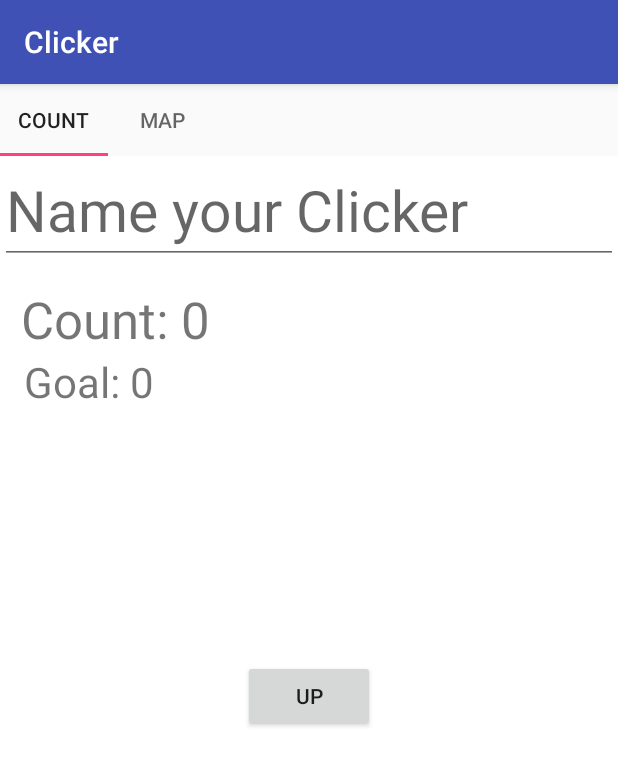
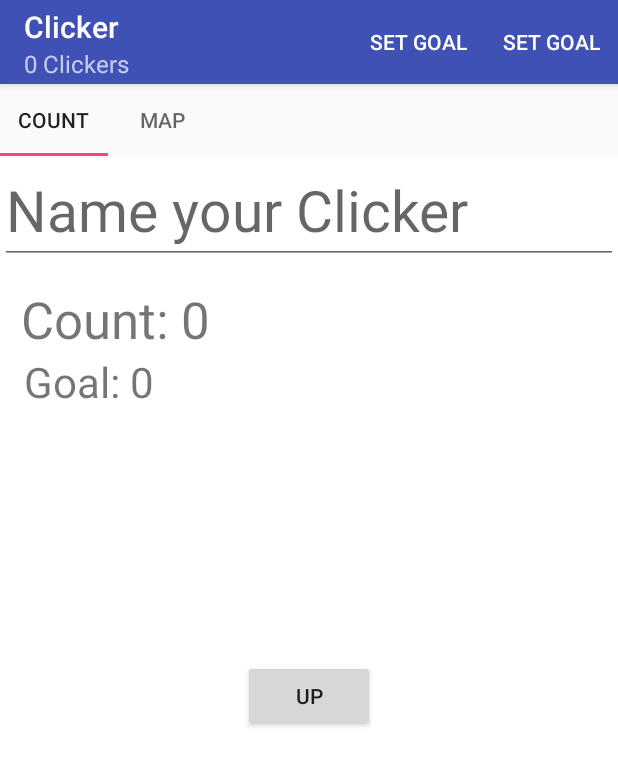
Before and after one commit to easontm/ClickerCounter, an Android app: the screen it shows after launch (ClickerListActivity), after a tap on "ADD A CLICKER!", on a phone screen of 412 x 824 dp. Shown: the top 766 px of the screen. Run offline under Robolectric (Android 15) with nearby library versions, the phone set to English and light mode, and no system bars; 3 statements that could not run were skipped.

Commit message:
Fixed "2nd click was empty" -> wasn't using getChildFragmentManager.
This commit is right before a class hierarchy change. If I die along the way please revert to this point.

```diff
--- a/mobile/src/main/java/com/easontm/tyler/clicker/ClickerFragment/ClickerAbstractPageFragment.java
+++ b/mobile/src/main/java/com/easontm/tyler/clicker/ClickerFragment/ClickerAbstractPageFragment.java
@@ -13,13 +13,17 @@ import java.util.UUID;
 /**
  * Created by drink on 6/8/2016.
  */
-public abstract class ClickerAbstractPageFragment extends Fragment {
+//public abstract class ClickerAbstractPageFragment extends Fragment {
+public abstract class ClickerAbstractPageFragment extends ClickerPageParentFragment {
     public static final String ARG_CLICKER_ID = "ARG_CLICKER_ID";
 
+    /*
     private UUID mClickerId;
     private Clicker mClicker;
     private Callbacks mCallbacks;
+    */
 
+    //Required for hosting
     public interface Callbacks {
         void onClickerUpdated(Clicker clicker);
     }
@@ -40,6 +44,7 @@ public abstract class ClickerAbstractPageFragment extends Fragment {
         mClicker = ClickerBox.get(getActivity()).getClicker(mClickerId);
     }
 
+    /*
     @Override
     public void onAttach(Context context) {
         super.onAttach(context);
@@ -51,14 +56,17 @@ public abstract class ClickerAbstractPageFragment extends Fragment {
         }
     }
 
+
     @Override
     public void onDetach() {
         super.onDetach();
         mCallbacks = null;
     }
+    */
 
     @Override
     public void onPause() {
+        super.onPause();
         //ClickerBox.get(getActivity()).updateClicker(mClicker);        maybe, we'll see?
         updateClicker();
     }
@@ -67,8 +75,10 @@ public abstract class ClickerAbstractPageFragment extends Fragment {
         return mClicker;
     }
 
+    /*
     protected void updateClicker() {
         ClickerBox.get(getActivity()).updateClicker(mClicker);
         mCallbacks.onClickerUpdated(mClicker);
     }
+    */
 }
--- a/mobile/src/main/java/com/easontm/tyler/clicker/ClickerFragment/ClickerButtonFragment.java
+++ b/mobile/src/main/java/com/easontm/tyler/clicker/ClickerFragment/ClickerButtonFragment.java
@@ -24,8 +24,6 @@ public class ClickerButtonFragment extends ClickerAbstractPageFragment {
     private TextView mGoal;
     private Button mIncButton;
     private int mCountValue;
-    private static final String COUNT_TEXT = "Count: ";
-    private static final String GOAL_TEXT = "Goal: ";
 
 
     /*
@@ -74,10 +72,11 @@ public class ClickerButtonFragment extends ClickerAbstractPageFragment {
         });
 
         mCountView = (TextView) view.findViewById(R.id.text_count);
-        mCountView.setText(COUNT_TEXT + getClicker().getCount());
+        mCountView.setText(getString(R.string.count_text, getClicker().getCount()));
 
         mGoal = (TextView) view.findViewById(R.id.text_goal);
-        mGoal.setText(GOAL_TEXT + getClicker().getGoal());
+        //mGoal.setText(getString(R.string.goal_text) + getClicker().getGoal());
+        mGoal.setText(getString(R.string.goal_text, getClicker().getGoal()));
 
         mIncButton = (Button) view.findViewById(R.id.button_increment);
         mIncButton.setOnClickListener(new View.OnClickListener() {
@@ -85,7 +84,8 @@ public class ClickerButtonFragment extends ClickerAbstractPageFragment {
             public void onClick(View v) {
                 getClicker().incCount();
                 updateClicker();
-                mCountView.setText(COUNT_TEXT + getClicker().getCount());
+                //mCountView.setText(COUNT_TEXT + getClicker().getCount());
+                mCountView.setText(getString(R.string.count_text, getClicker().getCount()));
             }
         });
 
--- a/mobile/src/main/java/com/easontm/tyler/clicker/ClickerFragment/ClickerPageParentFragment.java
+++ b/mobile/src/main/java/com/easontm/tyler/clicker/ClickerFragment/ClickerPageParentFragment.java
@@ -1,13 +1,23 @@
 package com.easontm.tyler.clicker.ClickerFragment;
 
+import android.app.Activity;
+import android.content.Context;
+import android.content.Intent;
 import android.os.Bundle;
 import android.support.design.widget.TabLayout;
 import android.support.v4.app.Fragment;
+import android.support.v4.app.FragmentManager;
 import android.support.v4.view.ViewPager;
 import android.view.LayoutInflater;
+import android.view.Menu;
+import android.view.MenuInflater;
+import android.view.MenuItem;
 import android.view.View;
 import android.view.ViewGroup;
+import android.widget.NumberPicker;
 
+import com.easontm.tyler.clicker.Clicker;
+import com.easontm.tyler.clicker.ClickerBox;
 import com.easontm.tyler.clicker.R;
 
 import java.util.UUID;
@@ -18,8 +28,17 @@ import java.util.UUID;
 public class ClickerPageParentFragment extends Fragment {
 
     private static final String ARG_CLICKER_ID = "clicker_id";
+    private static final String DIALOG_GOAL = "goal";
+    private static final int REQUEST_GOAL = 1;
 
-    private UUID mClickerId;
+    //If abstract isn't a child, change to private
+    protected UUID mClickerId;
+    protected Clicker mClicker;
+    protected Callbacks mCallbacks;
+
+    public interface Callbacks {
+        void onClickerUpdated(Clicker clicker);
+    }
 
     public static ClickerPageParentFragment newInstance(UUID clickerId) {
         Bundle args = new Bundle();
@@ -32,9 +51,28 @@ public class ClickerPageParentFragment extends Fragment {
     }
 
     @Override
+    public void onAttach(Context context) {
+        super.onAttach(context);
+        Activity a;
+
+        if(context instanceof Activity) {
+            a = (Activity) context;
+            mCallbacks = (Callbacks) a;
+        }
+    }
+
+    @Override
+    public void onDetach() {
+        super.onDetach();
+        mCallbacks = null;
+    }
+
+    @Override
     public void onCreate(Bundle savedInstanceState) {
         super.onCreate(savedInstanceState);
         mClickerId = (UUID) getArguments().getSerializable(ARG_CLICKER_ID);
+        mClicker = ClickerBox.get(getActivity()).getClicker(mClickerId);
+        setHasOptionsMenu(true);
     }
 
     @Override
@@ -44,29 +82,53 @@ public class ClickerPageParentFragment extends Fragment {
 
         ViewPager mViewPager = (ViewPager) view.findViewById(R.id.clicker_detail_viewpager);
         mViewPager.setAdapter(new ClickerFragmentPagerAdapter(
-                getFragmentManager(), getActivity(), mClickerId));
-        /*
-        mViewPager.addOnPageChangeListener(new ViewPager.OnPageChangeListener() {
-            @Override
-            public void onPageScrolled(int position, float positionOffset, int positionOffsetPixels) {
-
-            }
-
-            @Override
-            public void onPageSelected(int position) {
-
-            }
-
-            @Override
-            public void onPageScrollStateChanged(int state) {
-
-            }
-        });
-        */
+                getChildFragmentManager(), getActivity(), mClickerId));
 
         TabLayout tabLayout = (TabLayout) view.findViewById(R.id.clicker_tabs);
         tabLayout.setupWithViewPager(mViewPager);
 
         return view;
     }
+
+    @Override
+    public void onCreateOptionsMenu(Menu menu, MenuInflater inflater) {
+        super.onCreateOptionsMenu(menu, inflater);
+        inflater.inflate(R.menu.fragment_clicker, menu);
+    }
+
+    @Override
+    public boolean onOptionsItemSelected(MenuItem item) {
+        switch(item.getItemId()) {
+            case R.id.menu_item_set_goal:
+                //Create number dialog
+                FragmentManager manager = getChildFragmentManager();
+                NumberPickerFragment dialog = NumberPickerFragment
+                        .newInstance(ClickerBox.get(getActivity()).getClicker(mClickerId).getGoal());
+                dialog.setTargetFragment(ClickerPageParentFragment.this, REQUEST_GOAL);
+                dialog.show(manager, DIALOG_GOAL);
+
+
+                return true;
+            default:
+                return super.onOptionsItemSelected(item);
+        }
+    }
+
+    @Override
+    public void onActivityResult(int requestCode, int resultCode, Intent data) {
+        if (resultCode != Activity.RESULT_OK) {
+            return;
+        }
+
+        if(requestCode == REQUEST_GOAL) {
+            int mGoal = data.getIntExtra(NumberPickerFragment.EXTRA_GOAL, 0);
+            mClicker.setGoal(mGoal);
+            updateClicker();
+        }
+    }
+
+    protected void updateClicker() {
+        ClickerBox.get(getActivity()).updateClicker(mClicker);
+        mCallbacks.onClickerUpdated(mClicker);
+    }
 }
--- a/mobile/src/main/java/com/easontm/tyler/clicker/ClickerListActivity.java
+++ b/mobile/src/main/java/com/easontm/tyler/clicker/ClickerListActivity.java
@@ -6,7 +6,7 @@ import com.easontm.tyler.clicker.ClickerFragment.ClickerAbstractPageFragment;
 import com.easontm.tyler.clicker.ClickerFragment.ClickerPageParentFragment;
 
 public class ClickerListActivity extends SingleFragmentActivity
-        implements ClickerListFragment.Callbacks, ClickerAbstractPageFragment.Callbacks {
+        implements ClickerListFragment.Callbacks, ClickerAbstractPageFragment.Callbacks, ClickerPageParentFragment.Callbacks {
 
     @Override
     protected Fragment createFragment() {
@@ -26,6 +26,7 @@ public class ClickerListActivity extends SingleFragmentActivity
 
             getSupportFragmentManager().beginTransaction()
                     .replace(R.id.fragment_container, newDetail)
+                    .addToBackStack(null)
                     .commit();
         } else {
             // get fragment which holds viewpager, add to detail_fragment_container
--- a/mobile/src/main/java/com/easontm/tyler/clicker/ClickerListFragment.java
+++ b/mobile/src/main/java/com/easontm/tyler/clicker/ClickerListFragment.java
@@ -5,6 +5,7 @@ import android.content.Context;
 import android.os.Bundle;
 import android.support.v4.app.Fragment;
 import android.support.v4.content.res.ResourcesCompat;
+import android.support.v7.app.AppCompatActivity;
 import android.support.v7.widget.LinearLayoutManager;
 import android.support.v7.widget.RecyclerView;
 import android.view.LayoutInflater;
@@ -44,6 +45,12 @@ public class ClickerListFragment extends Fragment {
     public void onCreate(Bundle savedInstanceState) {
         super.onCreate(savedInstanceState);
         setHasOptionsMenu(true);
+    }
+
+    @Override
+    public void onResume() {
+        super.onResume();
+        //updateUI();
     }
 
     @Override
@@ -136,8 +143,19 @@ public class ClickerListFragment extends Fragment {
             mClickerRecyclerView.setAdapter(mAdapter);
         } else {
             mAdapter.setClickers(clickers);
+            mClickerRecyclerView.setAdapter(mAdapter);
             mAdapter.notifyDataSetChanged();
         }
+        updateSubtitle();
+    }
+
+    private void updateSubtitle() {
+        ClickerBox clickerBox = ClickerBox.get(getActivity());
+        int clickerCount = clickerBox.getClickers().size();
+        String subtitle = getString(R.string.subtitle_format, clickerCount);
+
+        AppCompatActivity activity = (AppCompatActivity) getActivity();
+        activity.getSupportActionBar().setSubtitle(subtitle);
     }
 
     private void makeClicker() {
@@ -174,13 +192,13 @@ public class ClickerListFragment extends Fragment {
             mClicker = clicker;
             //set textview values from getters
 
-            /*
-            mCount.setText(clicker.getCount());
-            mGoal.setText(clicker.getGoal());
+
+            mCount.setText(getString(R.string.count_text, clicker.getCount()));
+            mGoal.setText(getString(R.string.goal_text, clicker.getGoal()));
             mTitle.setText(clicker.getTitle());
             mGoalReached.setImageDrawable(ResourcesCompat
                     .getDrawable(getResources(), R.drawable.ic_achieve_icon, null ));
-                    */
+
         }
 
         @Override
--- a/mobile/src/main/res/layout/list_item_clicker.xml
+++ b/mobile/src/main/res/layout/list_item_clicker.xml
@@ -1,7 +1,7 @@
 <?xml version="1.0" encoding="utf-8"?>
 <RelativeLayout xmlns:android="http://schemas.android.com/apk/res/android"
     android:layout_width="match_parent"
-    android:layout_height="match_parent">
+    android:layout_height="wrap_content">
 
     <ImageView
         android:id="@+id/list_item_achieve_image"
--- /dev/null
+++ b/mobile/src/main/res/menu/fragment_clicker.xml
@@ -0,0 +1,12 @@
+<?xml version="1.0" encoding="utf-8"?>
+<menu xmlns:android="http://schemas.android.com/apk/res/android"
+      xmlns:app="http://schemas.android.com/apk/res-auto">
+
+
+    <item
+        android:id="@+id/menu_item_set_goal"
+        android:title="@string/menu_set_goal"
+        app:showAsAction="ifRoom|withText"
+        />
+    >
+</menu>
--- a/mobile/src/main/res/values/strings.xml
+++ b/mobile/src/main/res/values/strings.xml
@@ -4,4 +4,9 @@
     <string name="add_clicker">Add a Clicker!</string>
     <string name="new_clicker">New Clicker</string>
     <string name="title_hint">Name your Clicker</string>
+    <string name="count_text">Count:  %1$s</string>
+    <string name="goal_text">Goal: %1$s</string>
+    <string name="subtitle_format">%1$s Clickers</string>
+    <string name="menu_set_goal">Set Goal</string>
+
 </resources>
```
Also changed, not shown: mobile/src/main/java/com/easontm/tyler/clicker/ClickerFragment/ClickerAbstractFragment.java (added, +10 -0 lines), mobile/src/main/java/com/easontm/tyler/clicker/ClickerFragment/NumberPickerFragment.java (added, +71 -0 lines), mobile/src/main/res/layout/dialog_goal.xml (added, +8 -0 lines).
